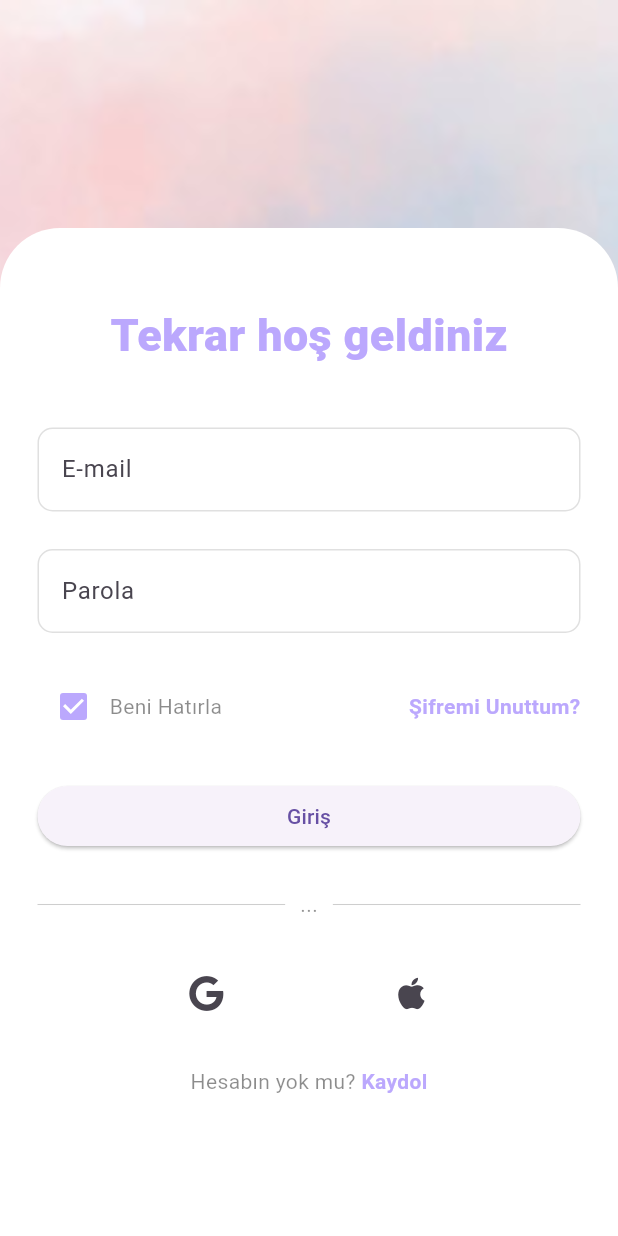
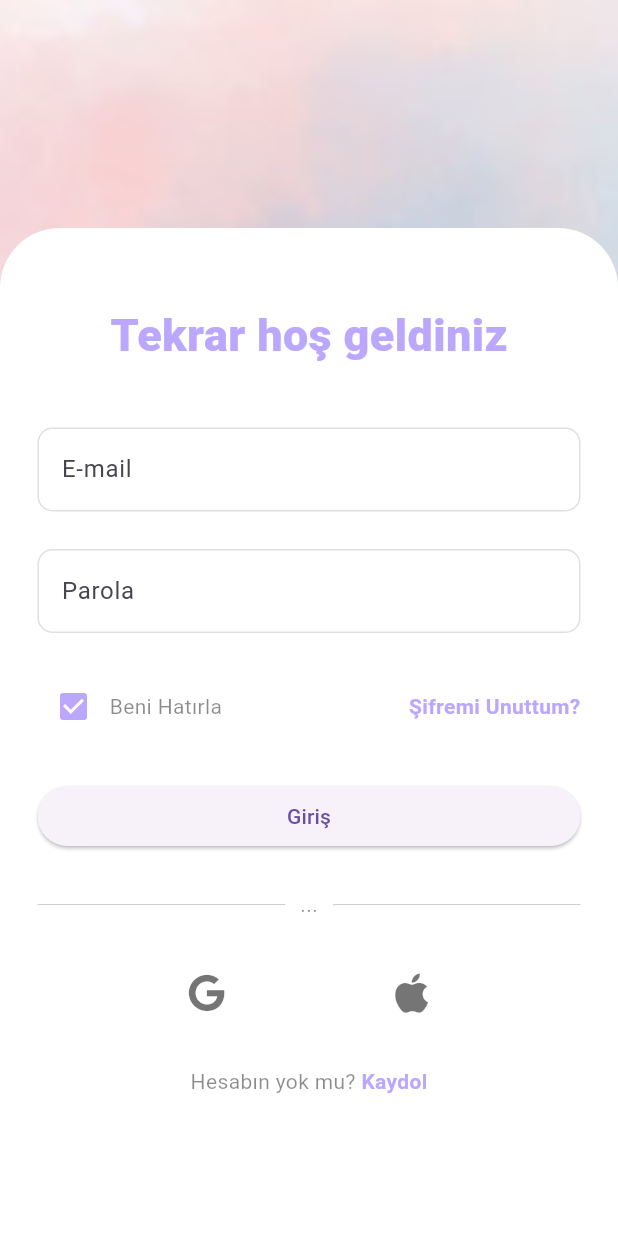
Before and after one commit to yurdagulcakiroglu/to_do, a Flutter app: the screen it shows after launch, after a tap on "Giriş", on a phone screen of 412 x 824 dp. Run offline on Flutter 3.47's test engine with Material 3 defaults, Android fonts, the phone set to English and light mode, and no system bars; our stand-ins replace cloud_firestore, firebase_auth, firebase_core, firebase_storage, font_awesome_flutter, google_sign_in and 2 more; accounts and stored records are empty.

Commit message:
modified:   lib/my_home_page.dart 	modified:   lib/screens/signin_screen.dart

```diff
--- a/lib/screens/signin_screen.dart
+++ b/lib/screens/signin_screen.dart
@@ -300,17 +300,26 @@ class _SignInScreenState extends State<SignInScreen> {
                         mainAxisAlignment: MainAxisAlignment.spaceEvenly,
                         children: [
                           IconButton(
-                            icon: const FaIcon(FontAwesomeIcons.google),
-                            onPressed: _signInWithGoogle, //google ile giriş
+                            icon: const FaIcon(
+                              FontAwesomeIcons.google,
+                              size: 25.0, // İkon boyutunu ayarlayın
+                              color: Colors.black54,
+                            ),
+                            onPressed: _signInWithGoogle, // Google ile giriş
                           ),
                           IconButton(
-                            icon: const FaIcon(FontAwesomeIcons.apple),
+                            icon: const FaIcon(
+                              FontAwesomeIcons.apple,
+                              size: 30.0, // İkon boyutunu ayarlayın
+                              color: Colors.black54,
+                            ),
                             onPressed: () {
-                              // Apple ile giriş ama apple cihazım olmadığı için henüz sağlamadım.
+                              // Apple ile giriş
                             },
                           ),
                         ],
                       ),
+
                       const SizedBox(
                         height: 25.0,
                       ),
```
Also changed, not shown: lib/my_home_page.dart (+50 -14 lines).
